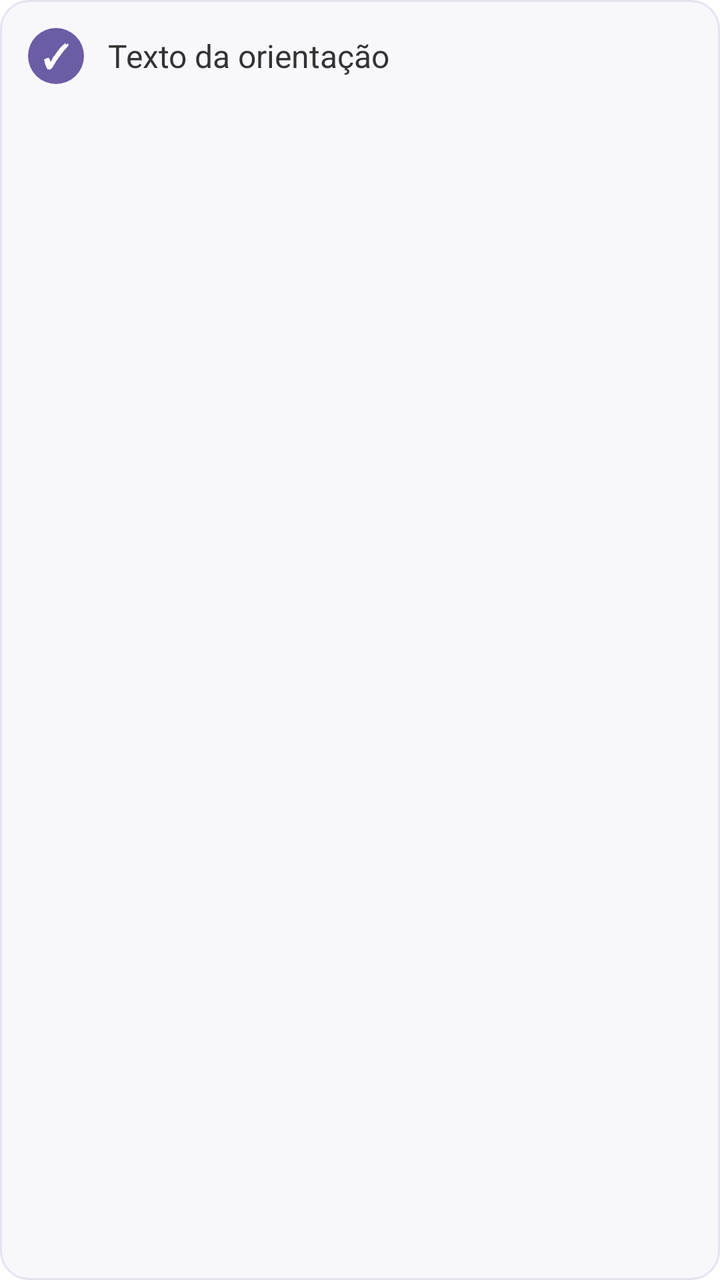
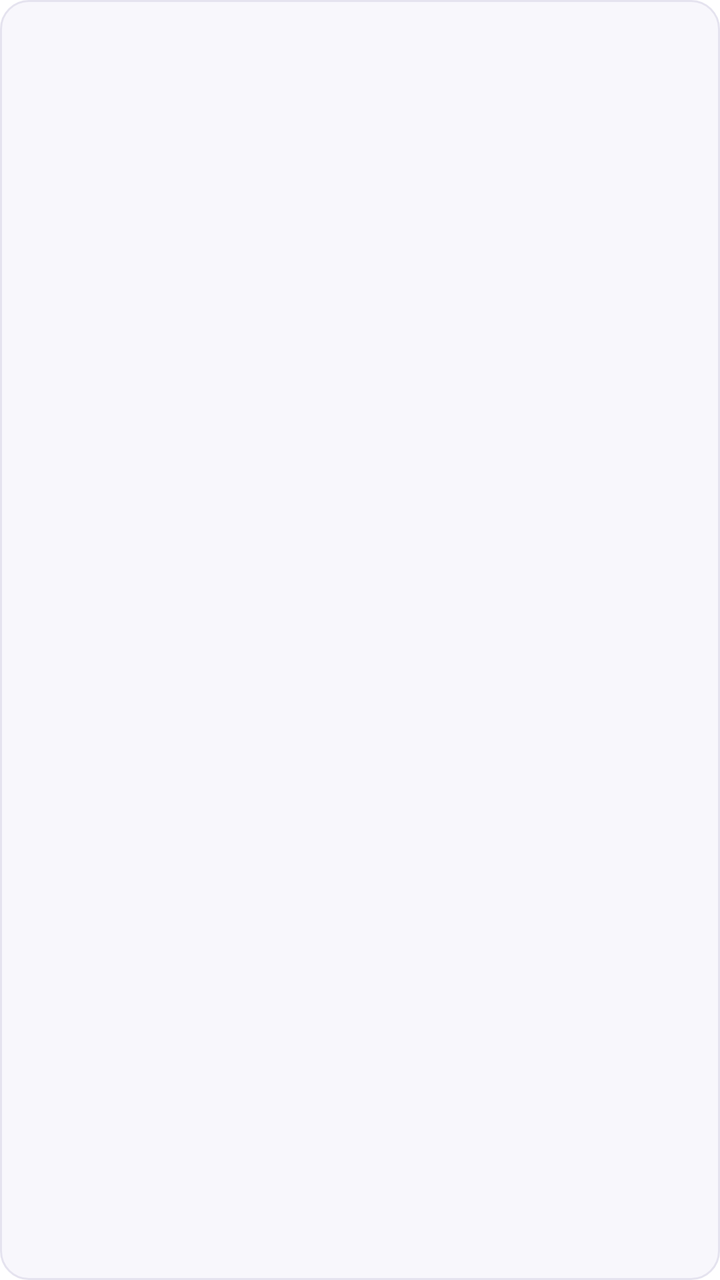

Before-and-after screenshots of an Android layout around one commit, followed by the original layout XML and the change that was made.
<!-- AndroidManifest.xml: application theme Theme.NutrirAGente -->
<!-- res/layout/item_orientacao_bullet.xml -->
<?xml version="1.0" encoding="utf-8"?>
<LinearLayout xmlns:android="http://schemas.android.com/apk/res/android"
    android:layout_width="match_parent"
    android:layout_height="wrap_content"
    android:orientation="horizontal"
    android:gravity="top"
    android:padding="14dp"
    android:layout_marginBottom="8dp"
    android:background="@drawable/bg_bullet_orientacao">

    
    <TextView
        android:layout_width="28dp"
        android:layout_height="28dp"
        android:gravity="center"
        android:text="✓"
        android:textColor="#FFFFFF"
        android:textSize="16sp"
        android:textStyle="bold"
        android:background="@drawable/bg_check_orientacao" />

    
    <TextView
        android:id="@+id/tv_bullet_text"
        android:layout_width="0dp"
        android:layout_height="wrap_content"
        android:layout_weight="1"
        android:layout_marginStart="12dp"
        android:text="Texto da orientação"
        android:textColor="#333333"
        android:textSize="16sp"
        android:lineSpacingExtra="3dp" />

</LinearLayout>
<!-- resources referenced by this layout -->
<resources>
  <!-- drawable bg_bullet_orientacao (drawable) -->
  <?xml version="1.0" encoding="utf-8"?>
  <shape xmlns:android="http://schemas.android.com/apk/res/android">
  
      <solid android:color="#F8F7FC" />
  
      <corners android:radius="14dp" />
  
      <stroke
          android:width="1dp"
          android:color="#E5E3EF" />
  
  </shape>
  <!-- drawable bg_check_orientacao (drawable) -->
  <?xml version="1.0" encoding="utf-8"?>
  <shape xmlns:android="http://schemas.android.com/apk/res/android">
  
      <solid android:color="#6B5CA5" />
  
      <corners android:radius="50dp" />
  
  </shape>
  <style name="Theme.NutrirAGente" parent="Theme.MaterialComponents.Light.NoActionBar">
          
          <item name="colorPrimary">@color/purple_500</item>
          <item name="colorPrimaryVariant">@color/blue_toolbar</item>
          <item name="colorOnPrimary">@color/white</item>
          <item name="colorOnPrimaryFixedVariant">@color/blue_toolbar</item>
          
          <item name="colorSecondary">@color/teal_200</item>
          <item name="colorSecondaryVariant">@color/teal_700</item>
          <item name="colorOnSecondary">@color/black</item>
          
          <item name="android:statusBarColor">@color/blue_toolbar</item>
          
      </style>
  <color name="purple_500">#FF6200EE</color>
  <color name="blue_toolbar">#272643</color>
  <color name="white">#FFFFFFFF</color>
  <color name="teal_200">#FF03DAC5</color>
  <color name="teal_700">#FF018786</color>
  <color name="black">#FF000000</color>
</resources>

<!-- the commit's change to res/layout/item_orientacao_bullet.xml (unified diff, before → after) -->
@@ -8,27 +8,10 @@
     android:layout_marginBottom="8dp"
     android:background="@drawable/bg_bullet_orientacao">
 
-    
-    <TextView
-        android:layout_width="28dp"
-        android:layout_height="28dp"
-        android:gravity="center"
-        android:text="✓"
-        android:textColor="#FFFFFF"
-        android:textSize="16sp"
-        android:textStyle="bold"
-        android:background="@drawable/bg_check_orientacao" />
-
-    
-    <TextView
-        android:id="@+id/tv_bullet_text"
-        android:layout_width="0dp"
+    <LinearLayout
+        android:id="@+id/ll_bullets_container"
+        android:layout_width="match_parent"
         android:layout_height="wrap_content"
-        android:layout_weight="1"
-        android:layout_marginStart="12dp"
-        android:text="Texto da orientação"
-        android:textColor="#333333"
-        android:textSize="16sp"
-        android:lineSpacingExtra="3dp" />
+        android:orientation="vertical" />
 
 </LinearLayout>
<!-- resource entries referenced after the edit -->
@@ -11,15 +11,6 @@
       <stroke
           android:width="1dp"
           android:color="#E5E3EF" />
-  
-  </shape>
-  <!-- drawable bg_check_orientacao (drawable) -->
-  <?xml version="1.0" encoding="utf-8"?>
-  <shape xmlns:android="http://schemas.android.com/apk/res/android">
-  
-      <solid android:color="#6B5CA5" />
-  
-      <corners android:radius="50dp" />
   
   </shape>
   <style name="Theme.NutrirAGente" parent="Theme.MaterialComponents.Light.NoActionBar">
